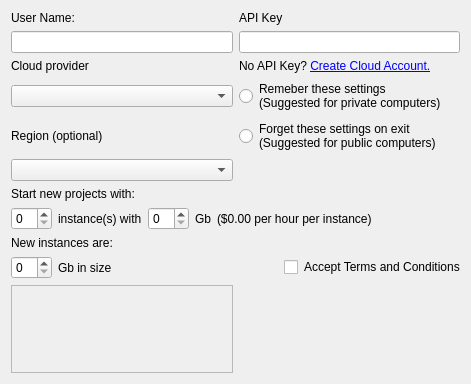
The window that gns3/ui/cloud_preferences_page.ui (GNS3/gns3-gui) describes before a commit, drawn with Qt 5.
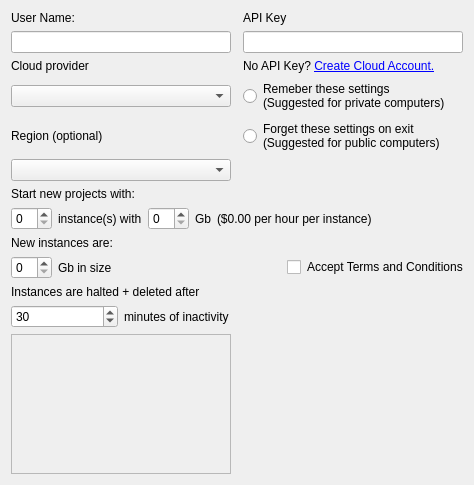
The same window after the commit.

Commit message: gui controls for instance timeout

The edit to the form file:
```diff
--- a/gns3/ui/cloud_preferences_page.ui
+++ b/gns3/ui/cloud_preferences_page.ui
@@ -6,16 +6,16 @@
    <rect>
     <x>0</x>
     <y>0</y>
-    <width>471</width>
-    <height>384</height>
+    <width>474</width>
+    <height>485</height>
    </rect>
   </property>
   <property name="windowTitle">
    <string>Cloud</string>
   </property>
   <layout class="QGridLayout" name="gridLayout">
-   <item row="9" column="0" colspan="2">
-    <widget class="QLabel" name="label">
+   <item row="9" column="0" colspan="3">
+    <widget class="QLabel" name="uiNewInstancesLabel">
      <property name="text">
       <string>New instances are:</string>
      </property>
@@ -38,7 +38,7 @@
      </property>
     </widget>
    </item>
-   <item row="4" column="1">
+   <item row="4" column="2">
     <widget class="QRadioButton" name="uiForgetAPIKeyRadioButton">
      <property name="text">
       <string>Forget these settings on exit
@@ -46,7 +46,7 @@
      </property>
     </widget>
    </item>
-   <item row="2" column="1">
+   <item row="2" column="2">
     <widget class="QLabel" name="uiCreateAccountLabel">
      <property name="text">
       <string>No API Key? &lt;a href=&quot;#&quot;&gt;Create Cloud Account.&lt;/a&gt;</string>
@@ -59,10 +59,10 @@
    <item row="1" column="0">
     <widget class="QLineEdit" name="uiUserNameLineEdit"/>
    </item>
-   <item row="1" column="1">
+   <item row="1" column="2">
     <widget class="QLineEdit" name="uiAPIKeyLineEdit"/>
    </item>
-   <item row="0" column="1">
+   <item row="0" column="2">
     <widget class="QLabel" name="uiAPIKeyLabel">
      <property name="text">
       <string>API Key</string>
@@ -72,7 +72,7 @@
    <item row="3" column="0">
     <widget class="QComboBox" name="uiCloudProviderComboBox"/>
    </item>
-   <item row="3" column="1">
+   <item row="3" column="2">
     <widget class="QRadioButton" name="uiRememberAPIKeyRadioButton">
      <property name="text">
       <string>Remeber these settings
@@ -87,14 +87,14 @@
      </property>
     </widget>
    </item>
-   <item row="6" column="0" colspan="2">
+   <item row="6" column="0" colspan="3">
     <widget class="QLabel" name="uiStartNewProjectsLabel">
      <property name="text">
       <string>Start new projects with:</string>
      </property>
     </widget>
    </item>
-   <item row="7" column="0" colspan="2">
+   <item row="7" column="0" colspan="3">
     <layout class="QHBoxLayout" name="horizontalLayout">
      <item>
       <widget class="QSpinBox" name="uiNumOfInstancesSpinBox"/>
@@ -138,7 +138,51 @@
      </item>
     </layout>
    </item>
-   <item row="14" column="0">
+   <item row="10" column="0" rowspan="2" colspan="3">
+    <layout class="QHBoxLayout" name="horizontalLayout_2">
+     <item>
+      <widget class="QSpinBox" name="uiMemPerNewInstanceSpinBox"/>
+     </item>
+     <item>
+      <widget class="QLabel" name="uiMemNewLabel">
+       <property name="text">
+        <string>Gb in size</string>
+       </property>
+      </widget>
+     </item>
+     <item>
+      <spacer name="horizontalSpacer">
+       <property name="orientation">
+        <enum>Qt::Horizontal</enum>
+       </property>
+       <property name="sizeHint" stdset="0">
+        <size>
+         <width>40</width>
+         <height>20</height>
+        </size>
+       </property>
+      </spacer>
+     </item>
+     <item>
+      <widget class="QCheckBox" name="uiTermsCheckBox">
+       <property name="text">
+        <string/>
+       </property>
+      </widget>
+     </item>
+     <item>
+      <widget class="QLabel" name="uiTermsLabel">
+       <property name="text">
+        <string>Accept Terms and Conditions</string>
+       </property>
+       <property name="textFormat">
+        <enum>Qt::RichText</enum>
+       </property>
+      </widget>
+     </item>
+    </layout>
+   </item>
+   <item row="17" column="0">
     <widget class="QFrame" name="PLACEHOLDER">
      <property name="sizePolicy">
       <sizepolicy hsizetype="Preferred" vsizetype="Expanding">
@@ -160,50 +204,43 @@
      </property>
     </widget>
    </item>
-   <item row="10" column="0" rowspan="2" colspan="2">
-    <layout class="QHBoxLayout" name="horizontalLayout_2">
+   <item row="14" column="0" rowspan="2">
+    <layout class="QHBoxLayout" name="horizontalLayout_3">
      <item>
-      <widget class="QSpinBox" name="uiMemPerNewInstanceSpinBox"/>
-     </item>
-     <item>
-      <widget class="QLabel" name="uiMemNewLabel">
-       <property name="text">
-        <string>Gb in size</string>
+      <widget class="QSpinBox" name="uiTimeoutSpinBox">
+       <property name="maximum">
+        <number>999</number>
        </property>
-      </widget>
-     </item>
-     <item>
-      <spacer name="horizontalSpacer">
-       <property name="orientation">
-        <enum>Qt::Horizontal</enum>
+       <property name="value">
+        <number>30</number>
        </property>
-       <property name="sizeHint" stdset="0">
-        <size>
-         <width>40</width>
-         <height>20</height>
-        </size>
-       </property>
-      </spacer>
-     </item>
-     <item>
-      <widget class="QCheckBox" name="uiTermsCheckBox">
-       <property name="text">
-        <string/>
-       </property>
       </widget>
      </item>
      <item>
-      <widget class="QLabel" name="uiTermsLabel">
-       <property name="text">
-        <string>Accept Terms and Conditions</string>
+      <widget class="QLabel" name="uiTimeoutLabel2">
+       <property name="sizePolicy">
+        <sizepolicy hsizetype="Preferred" vsizetype="Preferred">
+         <horstretch>0</horstretch>
+         <verstretch>0</verstretch>
+        </sizepolicy>
        </property>
-       <property name="textFormat">
-        <enum>Qt::RichText</enum>
+       <property name="text">
+        <string>minutes of inactivity</string>
        </property>
       </widget>
      </item>
     </layout>
    </item>
+   <item row="12" column="0" colspan="2">
+    <widget class="QLabel" name="uiTimeoutLabel">
+     <property name="text">
+      <string>Instances are halted + deleted after</string>
+     </property>
+     <property name="wordWrap">
+      <bool>true</bool>
+     </property>
+    </widget>
+   </item>
   </layout>
  </widget>
  <resources/>
```
The commit also changes 1 other file.
